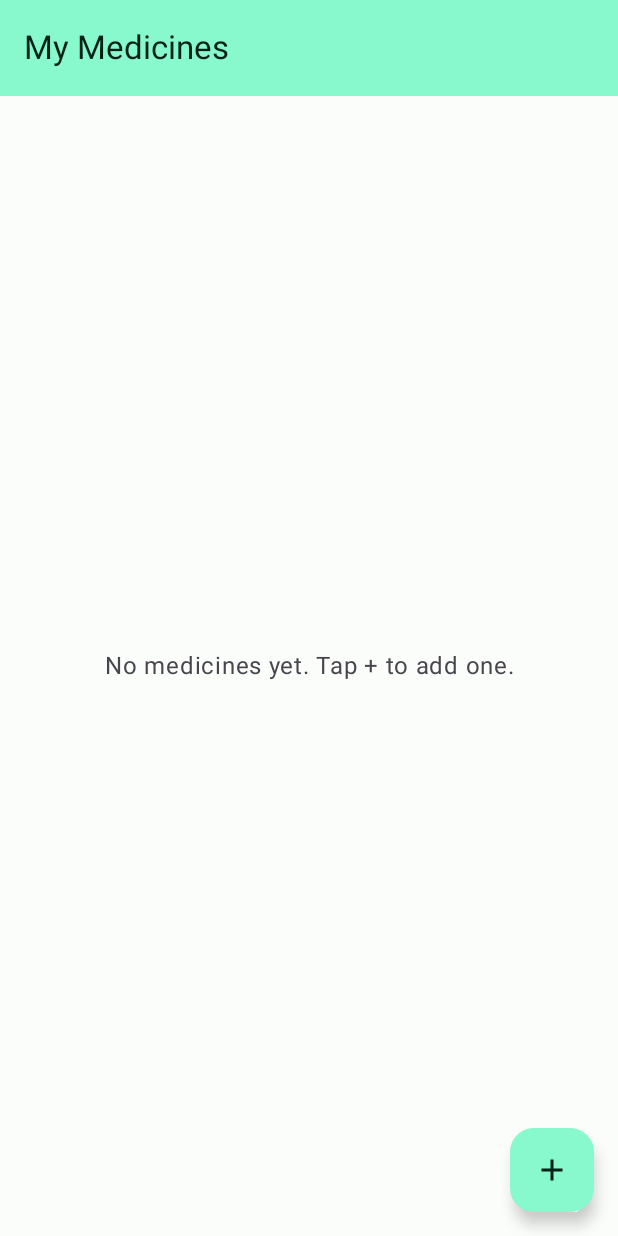
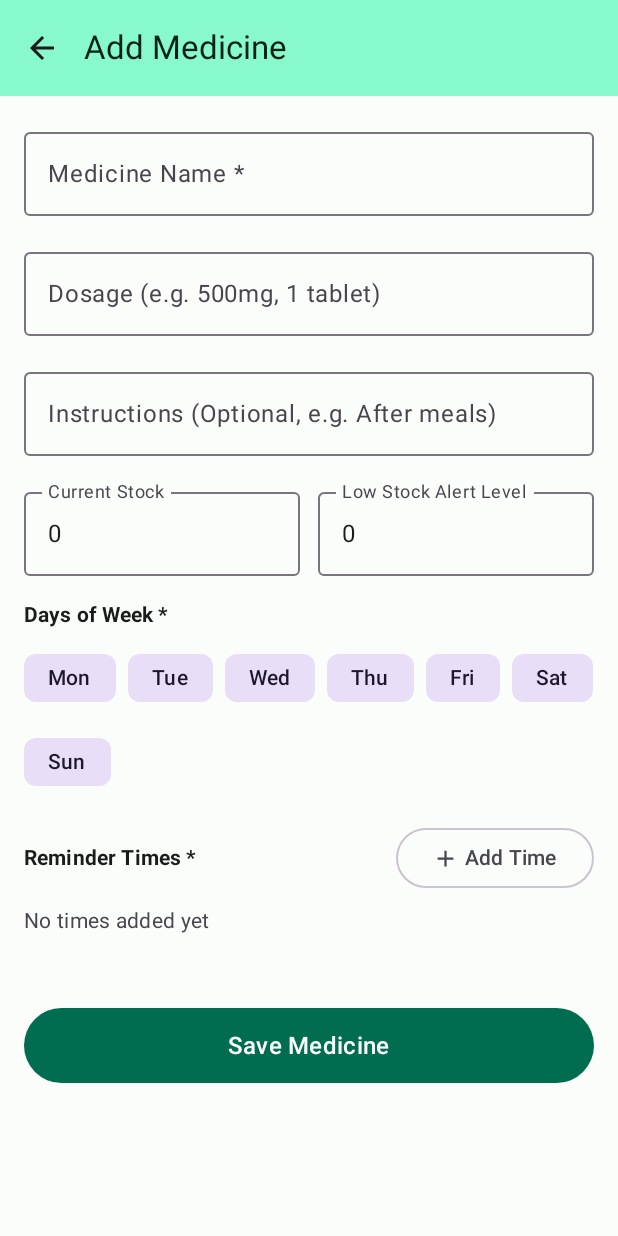
Before and after one commit to Nageshwar-Bhandary/DoseCircle, an Android app built with Jetpack Compose: the screen it shows after launch (MainActivity), after a tap on "Add Medicine", on a phone screen of 412 x 824 dp. Run offline under Robolectric (Android 15) with nearby library versions, the phone set to English and light mode, and no system bars; our stand-ins replace Room's generated code.

Commit message:
Add medication form

```diff
--- a/app/build.gradle.kts
+++ b/app/build.gradle.kts
@@ -56,6 +56,7 @@ dependencies {
     implementation(libs.androidx.compose.ui.graphics)
     implementation(libs.androidx.compose.ui.tooling.preview)
     implementation(libs.androidx.compose.material3)
+    implementation(libs.androidx.compose.material.icons)
     implementation(libs.androidx.activity.compose)
     implementation(libs.androidx.lifecycle.viewmodel.compose)
     implementation(libs.androidx.navigation.compose)
--- a/app/src/main/java/com/nagi/dosecircle/MainActivity.kt
+++ b/app/src/main/java/com/nagi/dosecircle/MainActivity.kt
@@ -8,8 +8,10 @@ import androidx.lifecycle.viewmodel.compose.viewModel
 import androidx.navigation.compose.NavHost
 import androidx.navigation.compose.composable
 import androidx.navigation.compose.rememberNavController
+import com.nagi.dosecircle.ui.screens.AddMedicationScreen
 import com.nagi.dosecircle.ui.screens.MedicationListScreen
 import com.nagi.dosecircle.ui.theme.DoseCircleTheme
+import com.nagi.dosecircle.viewmodel.AddMedicationViewModel
 import com.nagi.dosecircle.viewmodel.MedicationListViewModel
 
 class MainActivity : ComponentActivity() {
@@ -30,7 +32,23 @@ class MainActivity : ComponentActivity() {
                         val viewModel: MedicationListViewModel = viewModel(
                             factory = MedicationListViewModel.provideFactory(app)
                         )
-                        MedicationListScreen(viewModel = viewModel)
+                        MedicationListScreen(
+                            viewModel = viewModel,
+                            onNavigateToAddMedication = {
+                                navController.navigate("add_medication")
+                            }
+                        )
+                    }
+                    composable("add_medication") {
+                        val viewModel: AddMedicationViewModel = viewModel(
+                            factory = AddMedicationViewModel.provideFactory(app)
+                        )
+                        AddMedicationScreen(
+                            viewModel = viewModel,
+                            onNavigateBack = {
+                                navController.popBackStack()
+                            }
+                        )
                     }
                 }
             }
--- /dev/null
+++ b/app/src/main/java/com/nagi/dosecircle/ui/screens/AddMedicationScreen.kt
@@ -0,0 +1,302 @@
+package com.nagi.dosecircle.ui.screens
+
+import androidx.compose.foundation.layout.Arrangement
+import androidx.compose.foundation.layout.Column
+import androidx.compose.foundation.layout.ExperimentalLayoutApi
+import androidx.compose.foundation.layout.FlowRow
+import androidx.compose.foundation.layout.Row
+import androidx.compose.foundation.layout.Spacer
+import androidx.compose.foundation.layout.fillMaxSize
+import androidx.compose.foundation.layout.fillMaxWidth
+import androidx.compose.foundation.layout.height
+import androidx.compose.foundation.layout.padding
+import androidx.compose.foundation.layout.size
+import androidx.compose.foundation.layout.width
+import androidx.compose.foundation.rememberScrollState
+import androidx.compose.foundation.text.KeyboardOptions
+import androidx.compose.foundation.verticalScroll
+import androidx.compose.material.icons.Icons
+import androidx.compose.material.icons.automirrored.filled.ArrowBack
+import androidx.compose.material.icons.filled.Add
+import androidx.compose.material.icons.filled.Close
+import androidx.compose.material3.AlertDialog
+import androidx.compose.material3.Button
+import androidx.compose.material3.CircularProgressIndicator
+import androidx.compose.material3.ExperimentalMaterial3Api
+import androidx.compose.material3.FilterChip
+import androidx.compose.material3.Icon
+import androidx.compose.material3.IconButton
+import androidx.compose.material3.InputChip
+import androidx.compose.material3.InputChipDefaults
+import androidx.compose.material3.MaterialTheme
+import androidx.compose.material3.OutlinedButton
+import androidx.compose.material3.OutlinedTextField
+import androidx.compose.material3.Scaffold
+import androidx.compose.material3.Text
+import androidx.compose.material3.TextButton
+import androidx.compose.material3.TimePicker
+import androidx.compose.material3.TopAppBar
+import androidx.compose.material3.TopAppBarDefaults
+import androidx.compose.material3.rememberTimePickerState
+import androidx.compose.runtime.Composable
+import androidx.compose.runtime.LaunchedEffect
+import androidx.compose.runtime.collectAsState
+import androidx.compose.runtime.getValue
+import androidx.compose.runtime.mutableStateOf
+import androidx.compose.runtime.remember
+import androidx.compose.runtime.setValue
+import androidx.compose.ui.Alignment
+import androidx.compose.ui.Modifier
+import androidx.compose.ui.text.font.FontWeight
+import androidx.compose.ui.text.input.KeyboardType
+import androidx.compose.ui.unit.dp
+import com.nagi.dosecircle.viewmodel.AddMedicationViewModel
+import kotlinx.coroutines.flow.collectLatest
+import java.util.Calendar
+
+private val DAYS_OF_WEEK = listOf(
+    1 to "Mon",
+    2 to "Tue",
+    3 to "Wed",
+    4 to "Thu",
+    5 to "Fri",
+    6 to "Sat",
+    7 to "Sun"
+)
+
+@OptIn(ExperimentalMaterial3Api::class, ExperimentalLayoutApi::class)
+@Composable
+fun AddMedicationScreen(
+    viewModel: AddMedicationViewModel,
+    onNavigateBack: () -> Unit,
+    modifier: Modifier = Modifier
+) {
+    val state by viewModel.uiState.collectAsState()
+    var showTimePickerDialog by remember { mutableStateOf(false) }
+
+    LaunchedEffect(Unit) {
+        viewModel.saveSuccessEvent.collectLatest {
+            onNavigateBack()
+        }
+    }
+
+    Scaffold(
+        topBar = {
+            TopAppBar(
+                title = { Text("Add Medicine") },
+                navigationIcon = {
+                    IconButton(onClick = onNavigateBack) {
+                        Icon(
+                            imageVector = Icons.AutoMirrored.Filled.ArrowBack,
+                            contentDescription = "Back"
+                        )
+                    }
+                },
+                colors = TopAppBarDefaults.topAppBarColors(
+                    containerColor = MaterialTheme.colorScheme.primaryContainer,
+                    titleContentColor = MaterialTheme.colorScheme.onPrimaryContainer
+                )
+            )
+        },
+        modifier = modifier
+    ) { innerPadding ->
+        Column(
+            modifier = Modifier
+                .fillMaxSize()
+                .padding(innerPadding)
+                .verticalScroll(rememberScrollState())
+                .padding(16.dp),
+            verticalArrangement = Arrangement.spacedBy(16.dp)
+        ) {
+            // Medicine Name
+            OutlinedTextField(
+                value = state.name,
+                onValueChange = { viewModel.onNameChange(it) },
+                label = { Text("Medicine Name *") },
+                isError = state.nameError != null,
+                supportingText = state.nameError?.let { { Text(it, color = MaterialTheme.colorScheme.error) } },
+                singleLine = true,
+                modifier = Modifier.fillMaxWidth()
+            )
+
+            // Dosage
+            OutlinedTextField(
+                value = state.dosage,
+                onValueChange = { viewModel.onDosageChange(it) },
+                label = { Text("Dosage (e.g. 500mg, 1 tablet)") },
+                singleLine = true,
+                modifier = Modifier.fillMaxWidth()
+            )
+
+            // Instructions
+            OutlinedTextField(
+                value = state.instructions,
+                onValueChange = { viewModel.onInstructionsChange(it) },
+                label = { Text("Instructions (Optional, e.g. After meals)") },
+                maxLines = 3,
+                modifier = Modifier.fillMaxWidth()
+            )
+
+            // Stock Details
+            Row(
+                modifier = Modifier.fillMaxWidth(),
+                horizontalArrangement = Arrangement.spacedBy(12.dp)
+            ) {
+                OutlinedTextField(
+                    value = state.stockCount,
+                    onValueChange = { viewModel.onStockCountChange(it) },
+                    label = { Text("Current Stock") },
+                    keyboardOptions = KeyboardOptions(keyboardType = KeyboardType.Number),
+                    singleLine = true,
+                    modifier = Modifier.weight(1f)
+                )
+
+                OutlinedTextField(
+                    value = state.lowStockThreshold,
+                    onValueChange = { viewModel.onLowStockThresholdChange(it) },
+                    label = { Text("Low Stock Alert Level") },
+                    keyboardOptions = KeyboardOptions(keyboardType = KeyboardType.Number),
+                    singleLine = true,
+                    modifier = Modifier.weight(1f)
+                )
+            }
+
+            // Days Selection
+            Column {
+                Text(
+                    text = "Days of Week *",
+                    style = MaterialTheme.typography.titleSmall,
+                    fontWeight = FontWeight.Bold
+                )
+                Spacer(modifier = Modifier.height(8.dp))
+                FlowRow(
+                    horizontalArrangement = Arrangement.spacedBy(8.dp),
+                    verticalArrangement = Arrangement.spacedBy(8.dp)
+                ) {
+                    DAYS_OF_WEEK.forEach { (dayIndex, dayLabel) ->
+                        val isSelected = state.selectedDays.contains(dayIndex)
+                        FilterChip(
+                            selected = isSelected,
+                            onClick = { viewModel.toggleDay(dayIndex) },
+                            label = { Text(dayLabel) }
+                        )
+                    }
+                }
+                state.daysError?.let {
+                    Spacer(modifier = Modifier.height(4.dp))
+                    Text(text = it, color = MaterialTheme.colorScheme.error, style = MaterialTheme.typography.bodySmall)
+                }
+            }
+
+            // Reminder Times
+            Column {
+                Row(
+                    modifier = Modifier.fillMaxWidth(),
+                    horizontalArrangement = Arrangement.SpaceBetween,
+                    verticalAlignment = Alignment.CenterVertically
+                ) {
+                    Text(
+                        text = "Reminder Times *",
+                        style = MaterialTheme.typography.titleSmall,
+                        fontWeight = FontWeight.Bold
+                    )
+                    OutlinedButton(onClick = { showTimePickerDialog = true }) {
+                        Icon(imageVector = Icons.Default.Add, contentDescription = null, modifier = Modifier.size(18.dp))
+                        Spacer(modifier = Modifier.width(4.dp))
+                        Text("Add Time")
+                    }
+                }
+
+                Spacer(modifier = Modifier.height(8.dp))
+
+                if (state.times.isEmpty()) {
+                    Text(
+                        text = "No times added yet",
+                        style = MaterialTheme.typography.bodyMedium,
+                        color = MaterialTheme.colorScheme.onSurfaceVariant
+                    )
+                } else {
+                    FlowRow(
+                        horizontalArrangement = Arrangement.spacedBy(8.dp),
+                        verticalArrangement = Arrangement.spacedBy(8.dp)
+                    ) {
+                        state.times.forEach { timeItem ->
+                            InputChip(
+                                selected = false,
+                                onClick = { },
+                                label = { Text(timeItem.formatted) },
+                                trailingIcon = {
+                                    IconButton(
+                                        onClick = { viewModel.removeTime(timeItem) },
+                                        modifier = Modifier.size(InputChipDefaults.IconSize)
+                                    ) {
+                                        Icon(
+                                            imageVector = Icons.Default.Close,
+                                            contentDescription = "Remove ${timeItem.formatted}"
+                                        )
+                                    }
+                                }
+                            )
+                        }
+                    }
+                }
+
+                state.timesError?.let {
+                    Spacer(modifier = Modifier.height(4.dp))
+                    Text(text = it, color = MaterialTheme.colorScheme.error, style = MaterialTheme.typography.bodySmall)
+                }
+            }
+
+            Spacer(modifier = Modifier.height(16.dp))
+
+            // Save Button
+            Button(
+                onClick = { viewModel.save() },
+                enabled = !state.isSaving,
+                modifier = Modifier
+                    .fillMaxWidth()
+                    .height(50.dp)
+            ) {
+                if (state.isSaving) {
+                    CircularProgressIndicator(
+                        modifier = Modifier.size(24.dp),
+                        color = MaterialTheme.colorScheme.onPrimary
+                    )
+                } else {
+                    Text("Save Medicine", style = MaterialTheme.typography.titleMedium)
+                }
+            }
+        }
+    }
+
+    if (showTimePickerDialog) {
+        val calendar = Calendar.getInstance()
+        val timePickerState = rememberTimePickerState(
+            initialHour = calendar.get(Calendar.HOUR_OF_DAY),
+            initialMinute = calendar.get(Calendar.MINUTE),
+            is24Hour = true
+        )
+
+        AlertDialog(
+            onDismissRequest = { showTimePickerDialog = false },
+            confirmButton = {
+                TextButton(
+                    onClick = {
+                        viewModel.addTime(timePickerState.hour, timePickerState.minute)
+                        showTimePickerDialog = false
+                    }
+                ) {
+                    Text("OK")
+                }
+            },
+            dismissButton = {
+                TextButton(onClick = { showTimePickerDialog = false }) {
+                    Text("Cancel")
+                }
+            },
+            text = {
+                TimePicker(state = timePickerState)
+            }
+        )
+    }
+}
--- a/app/src/main/java/com/nagi/dosecircle/ui/screens/MedicationListScreen.kt
+++ b/app/src/main/java/com/nagi/dosecircle/ui/screens/MedicationListScreen.kt
@@ -46,6 +46,7 @@ import com.nagi.dosecircle.viewmodel.MedicationListViewModel
 @Composable
 fun MedicationListScreen(
     viewModel: MedicationListViewModel,
+    onNavigateToAddMedication: () -> Unit,
     modifier: Modifier = Modifier
 ) {
     val medications by viewModel.medications.collectAsState()
@@ -63,7 +64,7 @@ fun MedicationListScreen(
         },
         floatingActionButton = {
             FloatingActionButton(
-                onClick = { /* Will navigate to Add Medication in later task */ }
+                onClick = onNavigateToAddMedication
             ) {
                 Icon(
                     imageVector = Icons.Default.Add,
--- a/gradle/libs.versions.toml
+++ b/gradle/libs.versions.toml
@@ -10,7 +10,7 @@ activityKtx = "1.13.0"
 constraintlayout = "2.2.2"
 ksp = "2.2.10-2.0.2"
 room = "2.7.2"
-composeBom = "2024.12.01"
+composeBom = "2025.10.00"
 activityCompose = "1.10.1"
 lifecycleViewModelCompose = "2.8.7"
 navigationCompose = "2.8.5"
@@ -34,6 +34,7 @@ androidx-compose-ui-graphics = { group = "androidx.compose.ui", name = "ui-graph
 androidx-compose-ui-tooling-preview = { group = "androidx.compose.ui", name = "ui-tooling-preview" }
 androidx-compose-ui-tooling = { group = "androidx.compose.ui", name = "ui-tooling" }
 androidx-compose-material3 = { group = "androidx.compose.material3", name = "material3" }
+androidx-compose-material-icons = { group = "androidx.compose.material", name = "material-icons-core" }
 androidx-activity-compose = { group = "androidx.activity", name = "activity-compose", version.ref = "activityCompose" }
 androidx-lifecycle-viewmodel-compose = { group = "androidx.lifecycle", name = "lifecycle-viewmodel-compose", version.ref = "lifecycleViewModelCompose" }
 androidx-navigation-compose = { group = "androidx.navigation", name = "navigation-compose", version.ref = "navigationCompose" }
```
Also changed, not shown: app/src/main/java/com/nagi/dosecircle/viewmodel/AddMedicationViewModel.kt (added, +205 -0 lines).
